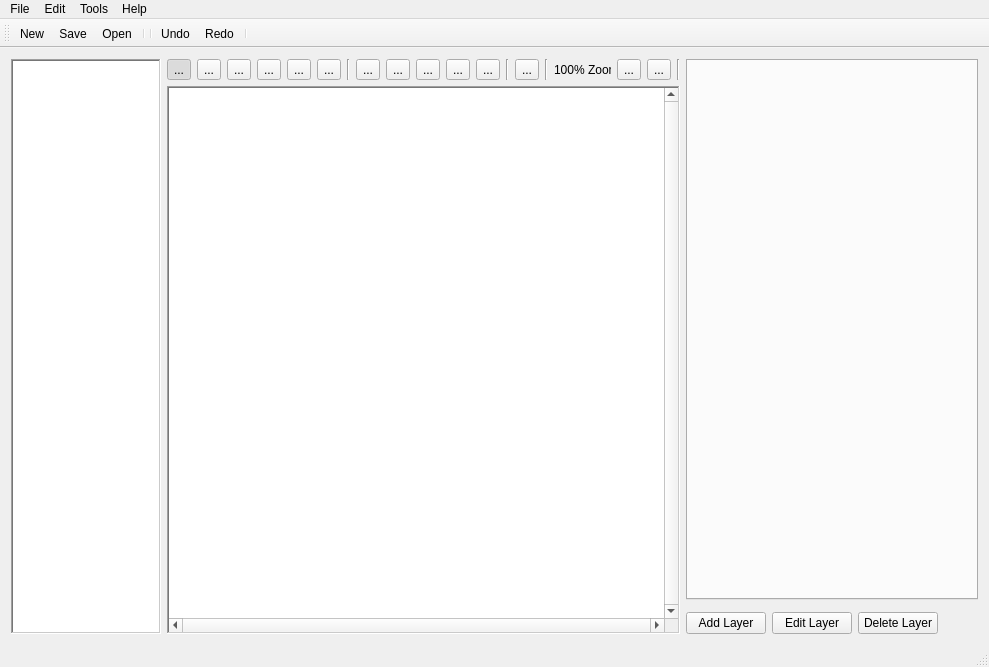
Old version of the form MainWindow.ui in the repository Preece/TGL.
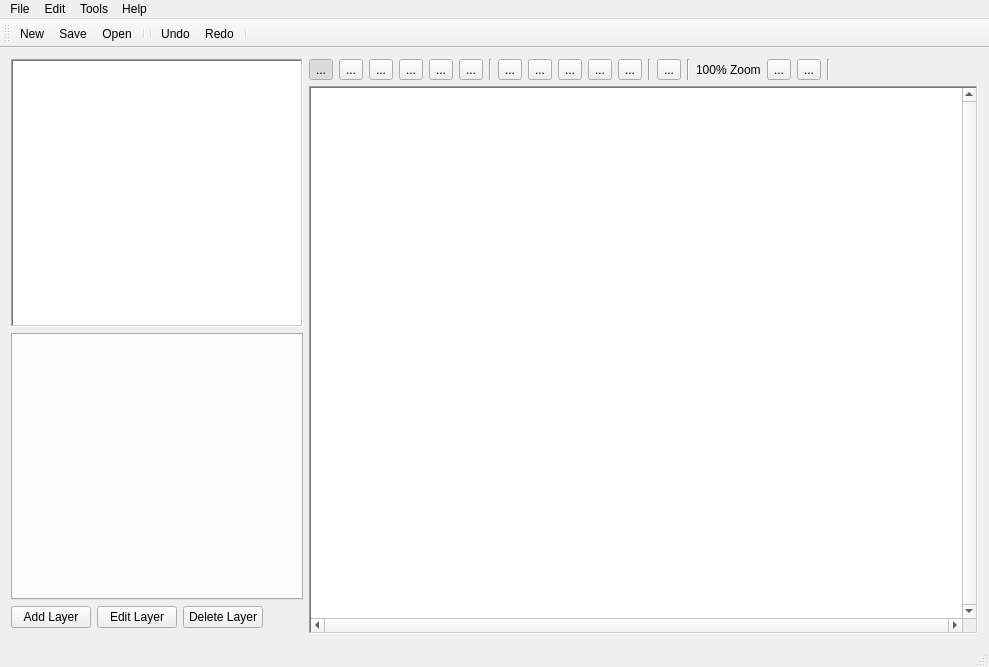
New version of the form. Icons and pictures are not drawn. Custom widgets are drawn as their Qt base class.

The edit to the form file:
```diff
--- a/MainWindow.ui
+++ b/MainWindow.ui
@@ -25,6 +25,8 @@
   <widget class="QWidget" name="centralWidget">
    <layout class="QHBoxLayout" name="horizontalLayout_3">
     <item>
+     <layout class="QVBoxLayout" name="verticalLayout_2">
+      <item>
      <widget class="ResourceView" name="resourceView">
       <property name="sizePolicy">
        <sizepolicy hsizetype="Preferred" vsizetype="Expanding">
@@ -73,6 +75,126 @@
      </widget>
     </item>
     <item>
+       <widget class="ResourceTab" name="resourceTab">
+        <property name="sizePolicy">
+         <sizepolicy hsizetype="Preferred" vsizetype="Expanding">
+          <horstretch>0</horstretch>
+          <verstretch>0</verstretch>
+         </sizepolicy>
+        </property>
+        <property name="minimumSize">
+         <size>
+          <width>250</width>
+          <height>0</height>
+         </size>
+        </property>
+        <property name="maximumSize">
+         <size>
+          <width>16777215</width>
+          <height>16777215</height>
+         </size>
+        </property>
+        <property name="tabPosition">
+         <enum>QTabWidget::North</enum>
+        </property>
+        <property name="tabShape">
+         <enum>QTabWidget::Triangular</enum>
+        </property>
+        <property name="currentIndex">
+         <number>-1</number>
+        </property>
+        <property name="elideMode">
+         <enum>Qt::ElideNone</enum>
+        </property>
+        <property name="usesScrollButtons">
+         <bool>true</bool>
+        </property>
+       </widget>
+      </item>
+      <item>
+       <layout class="QHBoxLayout" name="horizontalLayout_2">
+        <item>
+         <widget class="QPushButton" name="addLayerButton">
+          <property name="text">
+           <string>Add Layer</string>
+          </property>
+          <property name="icon">
+           <iconset resource="Icons.qrc">
+            <normaloff>:/Icons/Icons/addvalue.png</normaloff>:/Icons/Icons/addvalue.png</iconset>
+          </property>
+         </widget>
+        </item>
+        <item>
+         <widget class="QPushButton" name="editLayerButton">
+          <property name="text">
+           <string>Edit Layer</string>
+          </property>
+          <property name="icon">
+           <iconset resource="Icons.qrc">
+            <normaloff>:/Icons/Icons/pencil.png</normaloff>:/Icons/Icons/pencil.png</iconset>
+          </property>
+         </widget>
+        </item>
+        <item>
+         <widget class="QPushButton" name="deleteLayerButton">
+          <property name="text">
+           <string>Delete Layer</string>
+          </property>
+          <property name="icon">
+           <iconset resource="Icons.qrc">
+            <normaloff>:/Icons/Icons/removevalue.png</normaloff>:/Icons/Icons/removevalue.png</iconset>
+          </property>
+         </widget>
+        </item>
+        <item>
+         <spacer name="horizontalSpacer_2">
+          <property name="orientation">
+           <enum>Qt::Horizontal</enum>
+          </property>
+          <property name="sizeType">
+           <enum>QSizePolicy::Minimum</enum>
+          </property>
+          <property name="sizeHint" stdset="0">
+           <size>
+            <width>40</width>
+            <height>20</height>
+           </size>
+          </property>
+         </spacer>
+        </item>
+       </layout>
+      </item>
+      <item>
+       <widget class="BrushPropertiesWidget" name="brushProperties">
+        <property name="sizePolicy">
+         <sizepolicy hsizetype="Minimum" vsizetype="Preferred">
+          <horstretch>0</horstretch>
+          <verstretch>0</verstretch>
+         </sizepolicy>
+        </property>
+        <property name="minimumSize">
+         <size>
+          <width>0</width>
+          <height>0</height>
+         </size>
+        </property>
+        <property name="maximumSize">
+         <size>
+          <width>320</width>
+          <height>16777215</height>
+         </size>
+        </property>
+        <property name="frameShape">
+         <enum>QFrame::Box</enum>
+        </property>
+        <property name="frameShadow">
+         <enum>QFrame::Raised</enum>
+        </property>
+       </widget>
+      </item>
+     </layout>
+    </item>
+    <item>
      <layout class="QVBoxLayout" name="verticalLayout">
       <item>
        <layout class="QHBoxLayout" name="horizontalLayout">
@@ -425,126 +547,7 @@
      </layout>
     </item>
     <item>
-     <layout class="QVBoxLayout" name="verticalLayout_3">
-      <item>
-       <widget class="ResourceTab" name="resourceTab">
-        <property name="sizePolicy">
-         <sizepolicy hsizetype="Preferred" vsizetype="Expanding">
-          <horstretch>0</horstretch>
-          <verstretch>0</verstretch>
-         </sizepolicy>
-        </property>
-        <property name="minimumSize">
-         <size>
-          <width>250</width>
-          <height>0</height>
-         </size>
-        </property>
-        <property name="maximumSize">
-         <size>
-          <width>16777215</width>
-          <height>16777215</height>
-         </size>
-        </property>
-        <property name="tabPosition">
-         <enum>QTabWidget::North</enum>
-        </property>
-        <property name="tabShape">
-         <enum>QTabWidget::Triangular</enum>
-        </property>
-        <property name="currentIndex">
-         <number>-1</number>
-        </property>
-        <property name="elideMode">
-         <enum>Qt::ElideNone</enum>
-        </property>
-        <property name="usesScrollButtons">
-         <bool>true</bool>
-        </property>
-       </widget>
-      </item>
-      <item>
-       <widget class="BrushPropertiesWidget" name="brushProperties">
-        <property name="sizePolicy">
-         <sizepolicy hsizetype="Minimum" vsizetype="Preferred">
-          <horstretch>0</horstretch>
-          <verstretch>0</verstretch>
-         </sizepolicy>
-        </property>
-        <property name="minimumSize">
-         <size>
-          <width>0</width>
-          <height>0</height>
-         </size>
-        </property>
-        <property name="maximumSize">
-         <size>
-          <width>320</width>
-          <height>16777215</height>
-         </size>
-        </property>
-        <property name="frameShape">
-         <enum>QFrame::Box</enum>
-        </property>
-        <property name="frameShadow">
-         <enum>QFrame::Raised</enum>
-        </property>
-       </widget>
-      </item>
-      <item>
-       <layout class="QHBoxLayout" name="horizontalLayout_2">
-        <item>
-         <widget class="QPushButton" name="addLayerButton">
-          <property name="text">
-           <string>Add Layer</string>
-          </property>
-          <property name="icon">
-           <iconset resource="Icons.qrc">
-            <normaloff>:/Icons/Icons/addvalue.png</normaloff>:/Icons/Icons/addvalue.png</iconset>
-          </property>
-         </widget>
-        </item>
-        <item>
-         <widget class="QPushButton" name="editLayerButton">
-          <property name="text">
-           <string>Edit Layer</string>
-          </property>
-          <property name="icon">
-           <iconset resource="Icons.qrc">
-            <normaloff>:/Icons/Icons/pencil.png</normaloff>:/Icons/Icons/pencil.png</iconset>
-          </property>
-         </widget>
-        </item>
-        <item>
-         <widget class="QPushButton" name="deleteLayerButton">
-          <property name="text">
-           <string>Delete Layer</string>
-          </property>
-          <property name="icon">
-           <iconset resource="Icons.qrc">
-            <normaloff>:/Icons/Icons/removevalue.png</normaloff>:/Icons/Icons/removevalue.png</iconset>
-          </property>
-         </widget>
-        </item>
-        <item>
-         <spacer name="horizontalSpacer_2">
-          <property name="orientation">
-           <enum>Qt::Horizontal</enum>
-          </property>
-          <property name="sizeType">
-           <enum>QSizePolicy::Minimum</enum>
-          </property>
-          <property name="sizeHint" stdset="0">
-           <size>
-            <width>40</width>
-            <height>20</height>
-           </size>
-          </property>
-         </spacer>
-        </item>
-       </layout>
-      </item>
-     </layout>
+     <layout class="QVBoxLayout" name="verticalLayout_3"/>
     </item>
    </layout>
   </widget>
```
Lines whose indentation alone changed are shown as unchanged.
